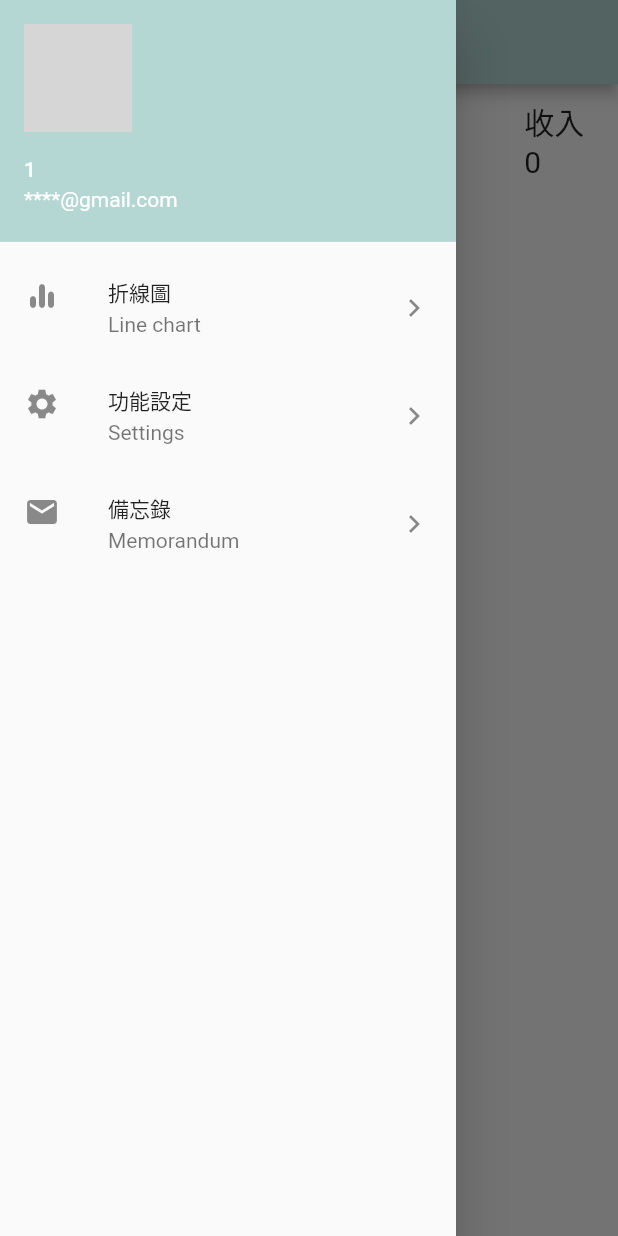
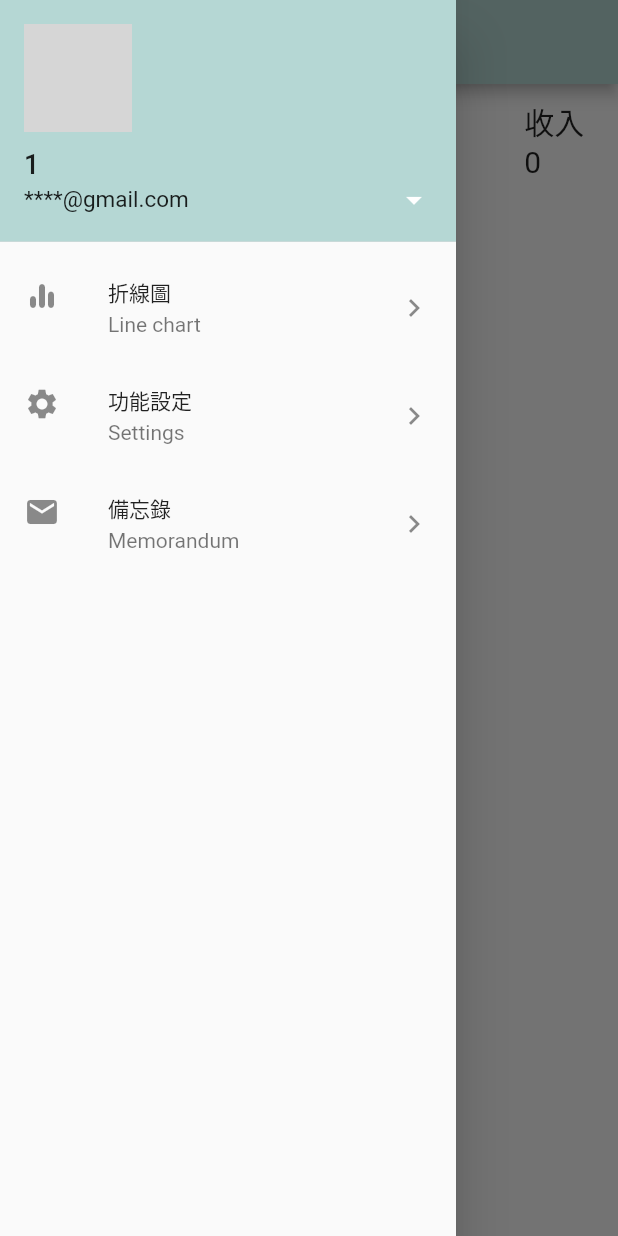
Before and after one commit to fang1204/flutter-account-app, a Flutter app: the screen it shows after launch, with the side drawer open, on a phone screen of 412 x 824 dp. Run offline on Flutter 3.47's test engine with Material 2 defaults, Android fonts, the phone set to English and light mode, and no system bars; our stand-ins replace dropdown_button2, responsive_sizer, shared_preferences, sqflite, syncfusion_flutter_charts, toggle_switch; missing offline and left inert: dart:html; accounts and stored records are empty; network calls fail; grey boxes are pictures that could not be loaded.

Commit message:
new 2/15

```diff
--- a/account_app/lib/home.dart
+++ b/account_app/lib/home.dart
@@ -63,18 +63,15 @@ class _HomePageState extends State<HomePage> {
         child: ListView(
           children:  <Widget>[
             UserAccountsDrawerHeader(
+              onDetailsPressed:() {
+                Navigator.pushReplacementNamed(context, "/user");
+              },
               decoration: BoxDecoration(
                 color: Color.fromARGB(0xFF, 181, 215, 212),
               ),
-              accountName: Text(
-                //姓名
-                "1",
-              ),
+              accountName: Text("1",style: TextStyle(color: Colors.black87,fontSize: 18),),
               //設定Email
-              accountEmail: Text(
-                //mail
-                "****@gmail.com",
-              ),
+              accountEmail: Text("****@gmail.com",style: TextStyle(color: Colors.black87,fontSize: 15),),
               //設定大頭照
               currentAccountPicture: CircleAvatar(
                 //照片
```
